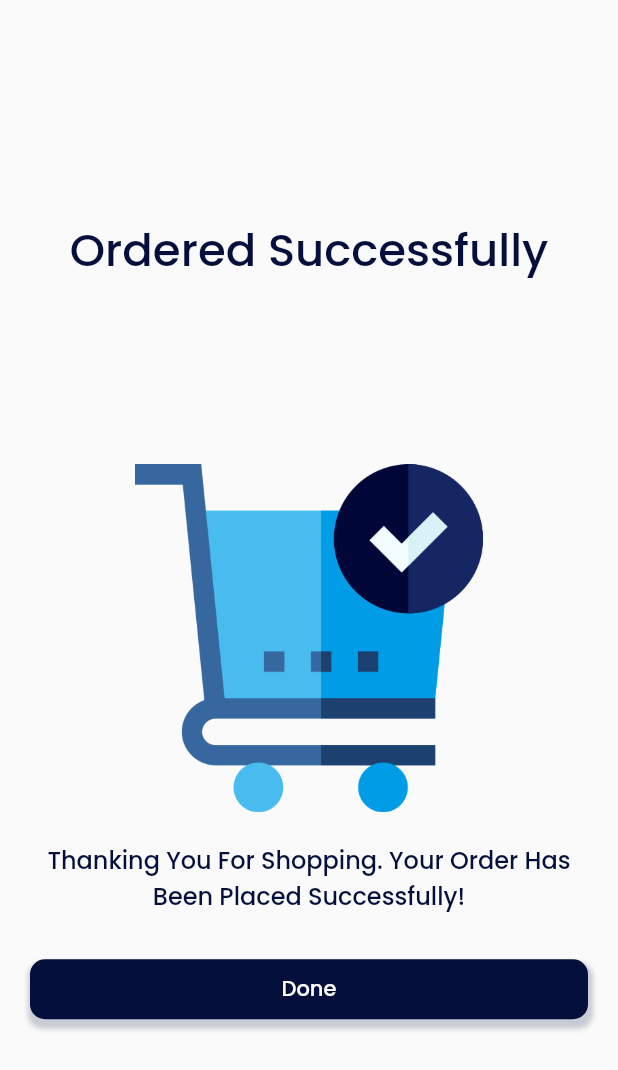
After one commit to Sandeep-Kumar-Thakur/end-user, a Flutter app: the OrderSuccessfulScreen screen opened directly, on a phone screen of 412 x 824 dp. The commit adds this screen. Shown: the top 1070 px of the screen. Run offline on Flutter 3.47's test engine with Material 2 defaults, Android fonts, the phone set to English and light mode, and no system bars; our stand-ins replace carousel_slider, fancy_shimmer_image, firebase_auth, firebase_core, firebase_database, firebase_messaging and 4 more; accounts and stored records are empty.

Commit message:
hot pending

```diff
--- a/lib/screens/order_history.dart
+++ b/lib/screens/order_history.dart
@@ -17,7 +17,6 @@ class OrderHistory extends StatelessWidget {
             commonHeader(title: "Order Details"),
             smallSpace(),
             Expanded(
-              child: SingleChildScrollView(
               child: ListView.builder(
                 shrinkWrap: true,
                 itemCount: cartList.length,
@@ -74,7 +73,6 @@ class OrderHistory extends StatelessWidget {
                   );
                 },
               ),
-              ),
             )
           ],
         ),
--- /dev/null
+++ b/lib/screens/order_successfull.dart
@@ -0,0 +1,37 @@
+import 'package:bala_ji_mart/constants/color_constants.dart';
+import 'package:bala_ji_mart/utility/helper_widgets.dart';
+import 'package:bala_ji_mart/utility/my_button.dart';
+import 'package:flutter/material.dart';
+
+import '../utility/common_decoration.dart';
+
+class OrderSuccessfulScreen extends StatelessWidget {
+  const OrderSuccessfulScreen({Key? key}) : super(key: key);
+
+  @override
+  Widget build(BuildContext context) {
+    return Scaffold(
+      body: myPadding(
+        child: Column(
+          mainAxisAlignment: MainAxisAlignment.center,
+          children: [
+            Text("Ordered Successfully",style: CommonDecoration.headerDecoration.copyWith(fontSize: 30),textAlign: TextAlign.center,),
+            SizedBox(height:
+              100,),
+            Padding(
+              padding: const EdgeInsets.symmetric(horizontal: 70,vertical: 20),
+              child: Image.asset("assets/icons/order.png"),
+            ),
+            Text("Thanking You For Shopping. Your Order Has Been Placed Successfully! ",style: CommonDecoration.listItem,textAlign: TextAlign.center,),
+            largeSpace(),
+            InkWell(
+                onTap: (){
+                  hideLoader();
+                },
+                child: MyRoundButton(text: "Done", bgColor: ColorConstants.themeColor))
+          ],
+        ),
+      ),
+    );
+  }
+}
--- a/lib/utility/common_decoration.dart
+++ b/lib/utility/common_decoration.dart
@@ -1,29 +1,38 @@
+import 'package:bala_ji_mart/constants/color_constants.dart';
 import 'package:flutter/material.dart';
 
 class CommonDecoration{
   static const headerDecoration = TextStyle(
     fontSize: 20,
+    color: ColorConstants.themeColor,
     fontWeight: FontWeight.w500
   );
 
   static const subHeaderDecoration = TextStyle(
+      color: ColorConstants.themeColor,
+
       fontSize: 18,
       fontWeight: FontWeight.w500
   );
 
   static const descriptionDecoration = TextStyle(
+
+
       fontSize: 12,
       color: Colors.grey,
       fontWeight: FontWeight.w400
   );
 
   static const productDescriptionDecoration = TextStyle(
+
       fontSize: 15,
       color: Colors.grey,
       fontWeight: FontWeight.w400
   );
 
   static const listItem = TextStyle(
+      color: ColorConstants.themeColor,
+
       fontSize: 16,
       fontWeight: FontWeight.w500
   );
```
Also changed, not shown: lib/firebase/firebase_realtime.dart (+6 -8 lines), lib/screens/cart.dart (+15 -2 lines), lib/screens/category/home_screen.dart (+25 -18 lines), lib/screens/category/item_list.dart (+10 -1 lines), assets/icons/order.png (added), assets/icons/research.png (added), assets/icons/shopping-basket.png (added), lib/generated/assets.dart. Lines whose indentation alone changed are shown as unchanged.
